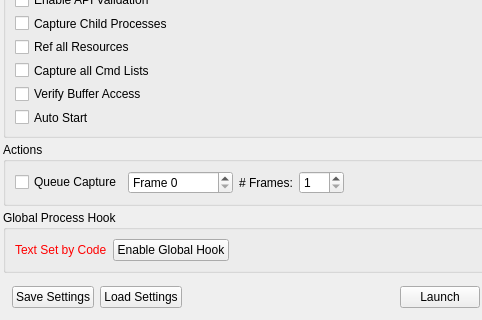
The window that qrenderdoc/Windows/Dialogs/CaptureDialog.ui (baldurk/renderdoc) describes before a commit, drawn with Qt 5; both pictures show x 0 to 482 and y 705 to 1025 of the 578 by 1025 pixel window.
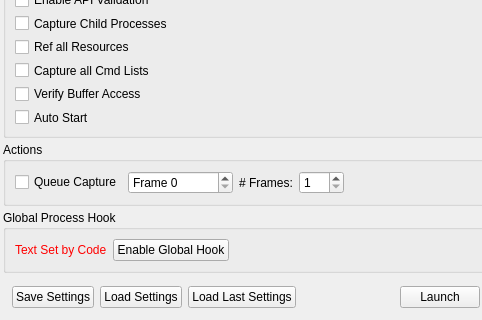
The same window after the commit. Icons and pictures are not drawn. Custom widgets are drawn as their Qt base class.

Commit message:
Save the capture settings on launch, offer button to load most recent
* This gives a one-click way to run the last capture, if it's not
  complex/regular enough to be worth saving to a settings file on its own.
* Doesn't save much if you're selecting an exe as the previous exe location is
  remembered, but if you also have command line parameters or a working
  directory it can help.

What changed in the file:
```diff
--- a/qrenderdoc/Windows/Dialogs/CaptureDialog.ui
+++ b/qrenderdoc/Windows/Dialogs/CaptureDialog.ui
@@ -760,6 +760,22 @@
         </property>
        </widget>
       </item>
+      <item>
+       <widget class="QPushButton" name="loadLastCapture">
+        <property name="sizePolicy">
+         <sizepolicy hsizetype="Minimum" vsizetype="Fixed">
+          <horstretch>0</horstretch>
+          <verstretch>0</verstretch>
+         </sizepolicy>
+        </property>
+        <property name="toolTip">
+         <string>Load the most recently used capture settings</string>
+        </property>
+        <property name="text">
+         <string>Load Last Settings</string>
+        </property>
+       </widget>
+      </item>
       <item>
        <spacer name="buttonsSpace">
         <property name="orientation">
```
The commit also changes 2 other files.
